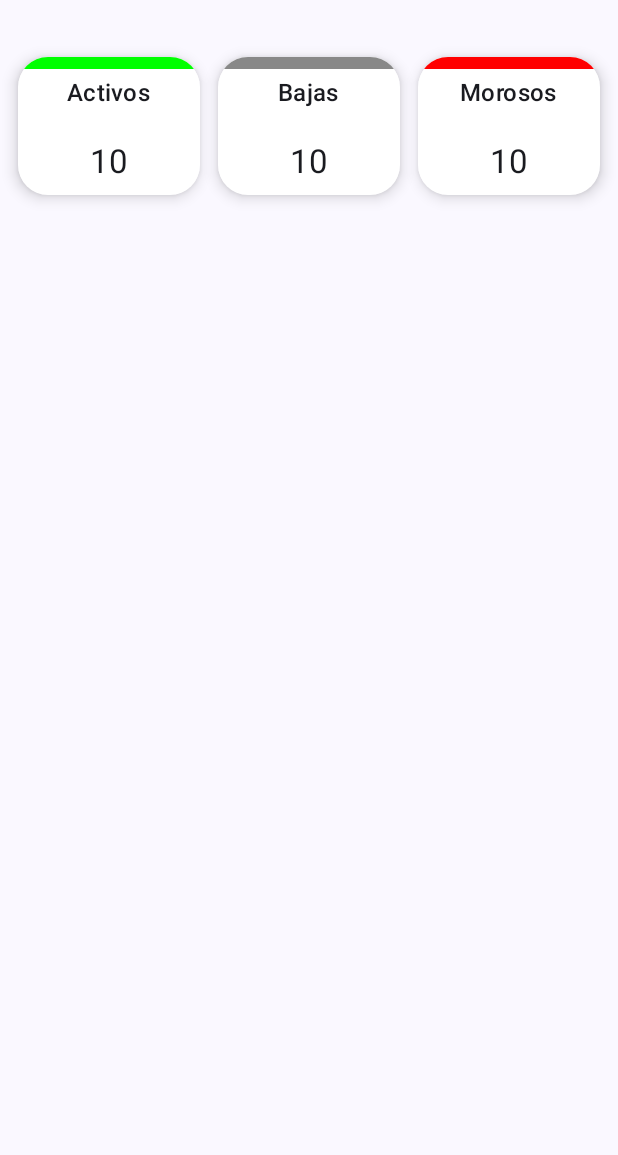
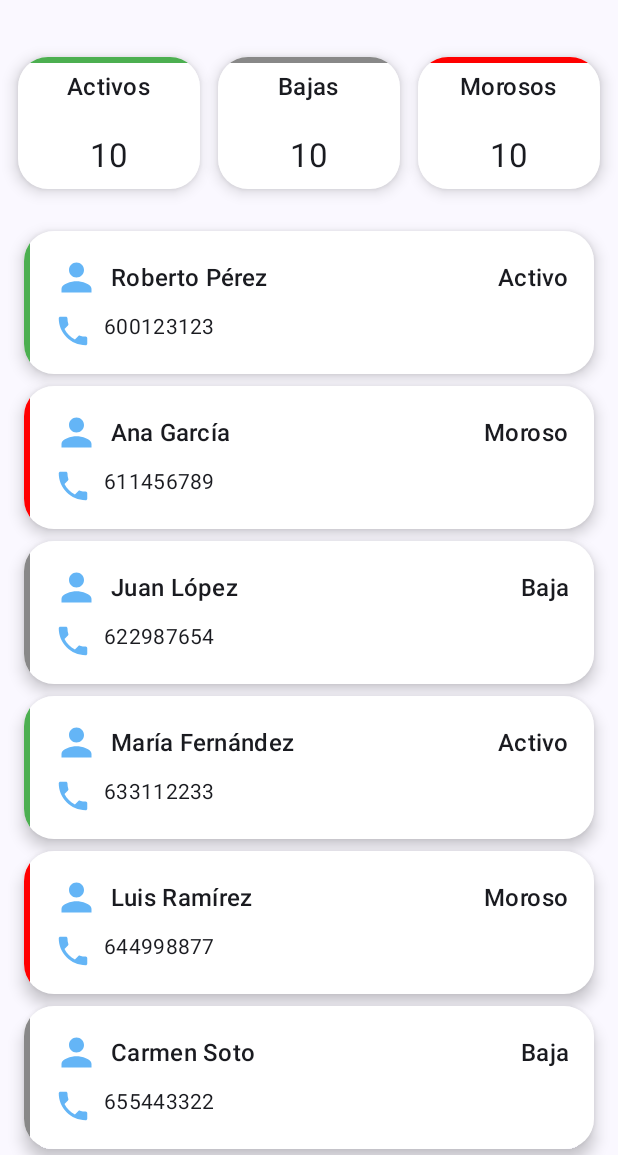
Before and after one commit to Rober-Car/ClientesGestor, an Android app built with Jetpack Compose: the ClientesScreen screen opened through its navigation route, on a phone screen of 412 x 824 dp, the part 81-1236 px from its top. Run offline under Robolectric (Android 15) with nearby library versions, the light colour scheme and no system bars.

Commit message:
Pantalla clientes

```diff
--- /dev/null
+++ b/app/src/main/java/com/roberto/clientesgestor/model/Cliente.kt
@@ -0,0 +1,22 @@
+package com.roberto.clientesgestor.model
+
+/**
+ * Cliente.kt
+ * ----------
+ * ✔ TIPO: archivo de código fuente Kotlin (modelo de datos)
+ * Es el archivo que define el modelo de datos de un cliente.
+ * Sirve para representar la información de cada cliente en toda la aplicación.
+ */
+
+
+data class Cliente(
+
+
+    val nombre: String,
+
+
+    val telefono: String,
+
+
+    val estado: Estado
+)
--- a/app/src/main/java/com/roberto/clientesgestor/ui/clientes/ClientesScreen.kt
+++ b/app/src/main/java/com/roberto/clientesgestor/ui/clientes/ClientesScreen.kt
@@ -1,7 +1,9 @@
 package com.roberto.clientesgestor.ui.clientes
 
-import android.R.attr.onClick
+
+import androidx.compose.foundation.layout.Arrangement
 import androidx.compose.foundation.layout.Column
+import androidx.compose.foundation.layout.PaddingValues
 import androidx.compose.foundation.layout.Row
 import androidx.compose.foundation.layout.Spacer
 import androidx.compose.foundation.layout.fillMaxSize
@@ -9,6 +11,8 @@ import androidx.compose.foundation.layout.fillMaxWidth
 import androidx.compose.foundation.layout.padding
 import androidx.compose.foundation.layout.size
 import androidx.compose.foundation.layout.width
+import androidx.compose.foundation.lazy.LazyColumn
+import androidx.compose.foundation.lazy.items
 import androidx.compose.material.icons.Icons
 import androidx.compose.material.icons.automirrored.filled.ArrowBack
 import androidx.compose.material3.Icon
@@ -21,9 +25,12 @@ import androidx.compose.ui.Alignment
 import androidx.compose.ui.Modifier
 import androidx.compose.ui.graphics.Color
 import androidx.compose.ui.unit.dp
-import androidx.navigation.NavController
+
 import androidx.navigation.NavHostController
-import com.roberto.clientesgestor.navigation.Routes
+import com.roberto.clientesgestor.model.Cliente
+import com.roberto.clientesgestor.model.Estado
+import com.roberto.clientesgestor.ui.components.ClienteItem
+
 import com.roberto.clientesgestor.ui.components.ResumenCard
 
 /**
@@ -46,6 +53,54 @@ fun ClientesScreen(
     navController: NavHostController
 ) {
 
+
+    val listaClientes = listOf(
+
+        Cliente(
+            nombre = "Roberto Pérez",
+            telefono = "600123123",
+            estado = Estado.ACTIVO
+        ),
+
+        Cliente(
+            nombre = "Ana García",
+            telefono = "611456789",
+            estado = Estado.MOROSO
+        ),
+
+        Cliente(
+            nombre = "Juan López",
+            telefono = "622987654",
+            estado = Estado.BAJA
+        ),
+
+        Cliente(
+            nombre = "María Fernández",
+            telefono = "633112233",
+            estado = Estado.ACTIVO
+        ),
+
+        Cliente(
+            nombre = "Luis Ramírez",
+            telefono = "644998877",
+            estado = Estado.MOROSO
+        ),
+
+        Cliente(
+            nombre = "Carmen Soto",
+            telefono = "655443322",
+            estado = Estado.BAJA
+        ),
+
+        Cliente(
+            nombre = "Pedro Martín",
+            telefono = "677221100",
+            estado = Estado.ACTIVO
+        )
+
+
+
+    )
     /**
      * Scaffold
      * --------
@@ -148,7 +203,7 @@ fun ClientesScreen(
                 ResumenCard(
                     "Activos",
                     10,
-                    Color.Green,
+                    Color(0xFF4CAF50),
                     onClick = {
                     },
                     modifier = Modifier
@@ -192,6 +247,30 @@ fun ClientesScreen(
                         .padding(6.dp)
                 )
             }
+
+            LazyColumn(
+
+                verticalArrangement = Arrangement.spacedBy(8.dp),
+                contentPadding = PaddingValues(16.dp)
+
+            ){
+
+                items (listaClientes){ cliente ->
+                    ClienteItem(
+                        nombre = cliente.nombre,
+                        telefono = cliente.telefono,
+                        estado = cliente.estado,
+                        onClick = {},
+                    )
+
+
+                }
+            }
+
         }
+
+
+
+
     }
 }
--- a/app/src/main/java/com/roberto/clientesgestor/ui/components/ClienteItem.kt
+++ b/app/src/main/java/com/roberto/clientesgestor/ui/components/ClienteItem.kt
@@ -1,9 +1,13 @@
 package com.roberto.clientesgestor.ui.components
 
+import androidx.compose.foundation.background
+import androidx.compose.foundation.layout.Box
 import androidx.compose.foundation.layout.Column
+import androidx.compose.foundation.layout.IntrinsicSize
 import androidx.compose.foundation.layout.Row
 import androidx.compose.foundation.layout.Spacer
-import androidx.compose.foundation.layout.fillMaxWidth
+import androidx.compose.foundation.layout.fillMaxHeight
+
 import androidx.compose.foundation.layout.height
 import androidx.compose.foundation.layout.padding
 import androidx.compose.foundation.layout.size
@@ -16,6 +20,7 @@ import androidx.compose.material3.Card
 import androidx.compose.material3.CardDefaults
 import androidx.compose.material3.Icon
 import androidx.compose.material3.MaterialTheme
+import androidx.compose.material3.Surface
 import androidx.compose.material3.Text
 import androidx.compose.runtime.Composable
 import androidx.compose.ui.Alignment
@@ -69,7 +74,7 @@ fun ClienteItem(
      * Sirve para colorear visualmente el estado del cliente.
      */
     val colorEstado = when (estado) {
-        Estado.ACTIVO -> Color.Green
+        Estado.ACTIVO -> Color(0xFF4CAF50)
         Estado.MOROSO -> Color.Red
         Estado.BAJA -> Color.Gray
     }
@@ -88,6 +93,42 @@ fun ClienteItem(
         elevation = CardDefaults.cardElevation(defaultElevation = 6.dp),
         colors = CardDefaults.cardColors(containerColor = Color.White)
     ) {
+
+            /**
+             * Row (barra y contenido)
+             * -----------------------
+             * ✔ TIPO: Row (layout horizontal)
+             * Es una fila que contiene la barra de color y los datos del cliente.
+             * Sirve para que la barra y el contenido compartan la misma altura.
+             *
+             * Modifier.height(IntrinsicSize.Min):
+             * ✔ TIPO: modificador de layout
+             * Es un modificador que fija la altura del Row según la altura mínima de sus hijos.
+             * Sirve para que el Box con fillMaxHeight() pueda llenar toda la altura del Row.
+             */
+            Row(
+                modifier = Modifier.height(IntrinsicSize.Min)
+            ) {
+
+                /**
+                 * Box (barra de color)
+                 * -------------------
+                 * ✔ TIPO: Box (layout básico)
+                 * Es una barra vertical estrecha coloreada con el color del estado.
+                 * Sirve para indicar de un vistazo el estado del cliente (verde, rojo o gris).
+                 *
+                 * .width(4.dp) → ancho de la barra.
+                 * .fillMaxHeight() → la barra se estira hasta la altura del Row.
+                 * .background(colorEstado) → pinta la barra con el color del estado.
+                 */
+                Box(
+                    modifier = Modifier
+                        .width(4.dp)
+                        .fillMaxHeight()
+                        .background(colorEstado)
+                )
+
+
 
                 /**
                  * Column
@@ -121,7 +162,7 @@ fun ClienteItem(
                         Icon(
                             imageVector = Icons.Default.Person,
                             contentDescription = "Icono de persona",
-                    tint = Color.Gray,
+                            tint = Color(0xFF64B5F6),
                             modifier = Modifier.size(30.dp)
                         )
 
@@ -178,8 +219,8 @@ fun ClienteItem(
                         Icon(
                             imageVector = Icons.Default.Phone,
                             contentDescription = "Icono de telefono",
-                    tint = Color.Gray,
-                    modifier = Modifier.size(30.dp)
+                            tint = Color(0xFF64B5F6),
+                            modifier = Modifier.size(25.dp)
                         )
 
                         Spacer(
@@ -201,3 +242,4 @@ fun ClienteItem(
                 }
             }
     }
+}
--- a/app/src/main/java/com/roberto/clientesgestor/ui/components/ResumenCard.kt
+++ b/app/src/main/java/com/roberto/clientesgestor/ui/components/ResumenCard.kt
@@ -80,7 +80,7 @@ fun ResumenCard(
             Surface(
                 modifier = Modifier
                     .fillMaxWidth()
-                    .height(8.dp),
+                    .height(4.dp),
                 color = color
             ) {}
 
```
Lines whose indentation alone changed are shown as unchanged.
